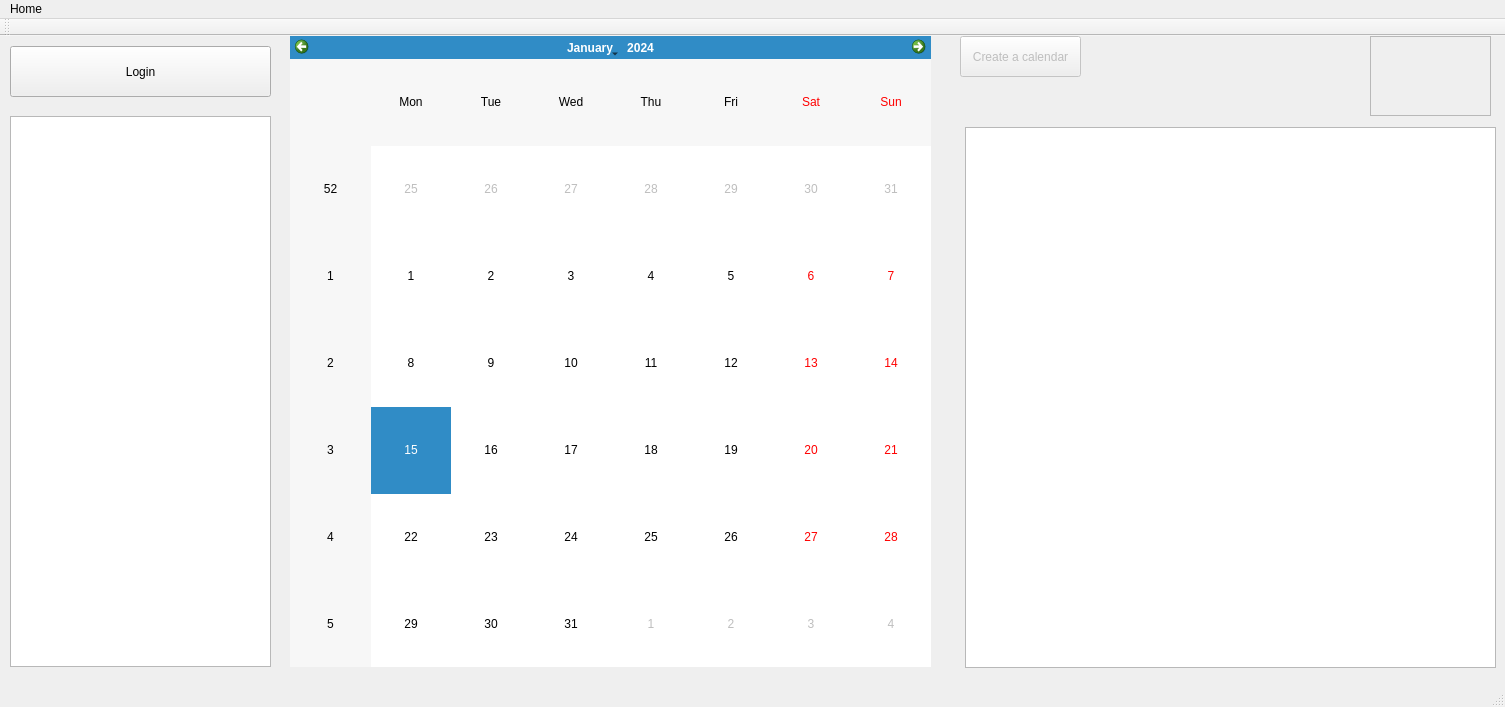
Before: the Qt Designer form qtcreatorTest/Headers/mainwindow.ui in piccirilloth/Calendar-and-To-Do-list-CalDav, drawn with Qt 5.
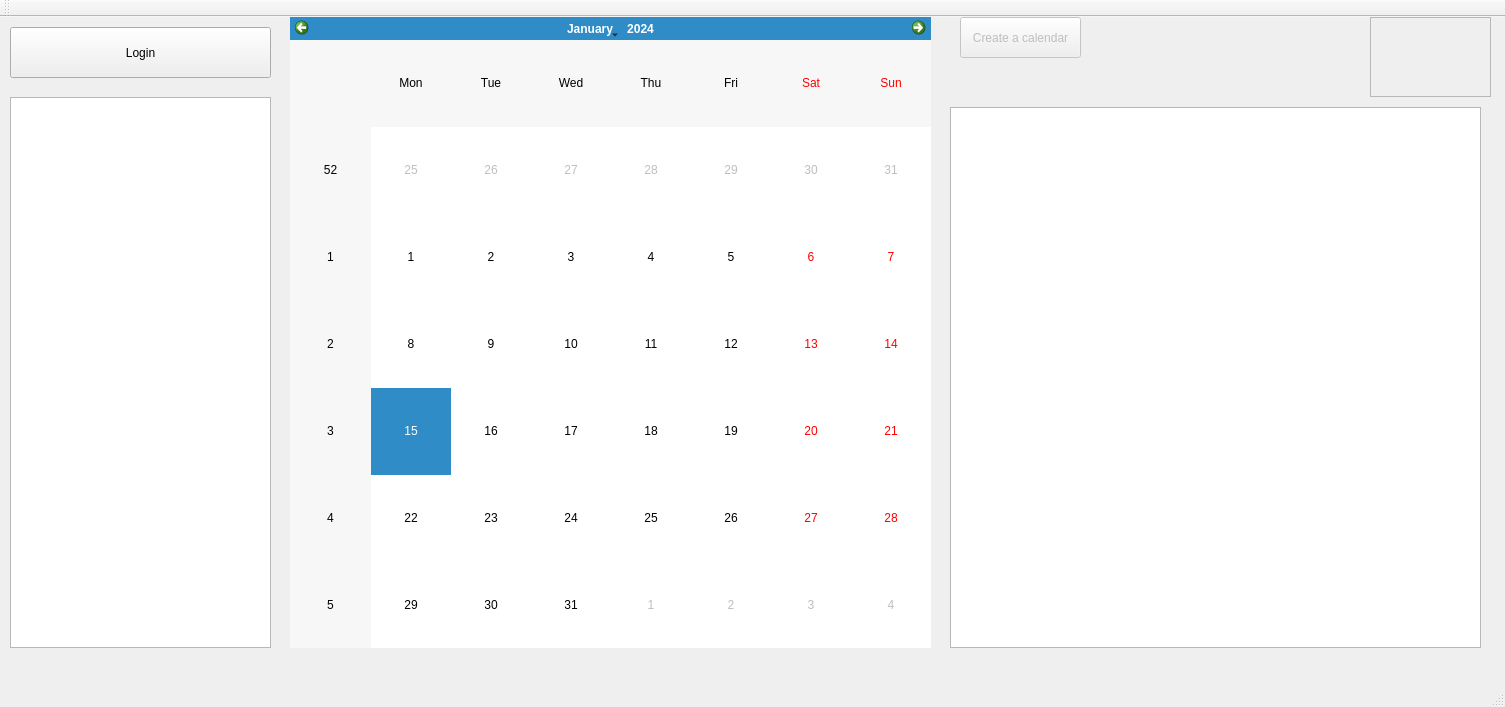
After: the same form once the commit is applied.

What changed in the file:
```diff
--- a/qtcreatorTest/Headers/mainwindow.ui
+++ b/qtcreatorTest/Headers/mainwindow.ui
@@ -27,8 +27,8 @@
    <widget class="QListWidget" name="listWidget">
     <property name="geometry">
      <rect>
-      <x>965</x>
-      <y>91</y>
+      <x>950</x>
+      <y>90</y>
       <width>531</width>
       <height>541</height>
      </rect>
@@ -96,22 +96,6 @@
     </property>
    </widget>
   </widget>
-  <widget class="QMenuBar" name="menubar">
-   <property name="geometry">
-    <rect>
-     <x>0</x>
-     <y>0</y>
-     <width>1505</width>
-     <height>23</height>
-    </rect>
-   </property>
-   <widget class="QMenu" name="menuLogi">
-    <property name="title">
-     <string>Home</string>
-    </property>
-   </widget>
-   <addaction name="menuLogi"/>
-  </widget>
   <widget class="QStatusBar" name="statusbar"/>
   <widget class="QToolBar" name="toolBar">
    <property name="windowTitle">
```
